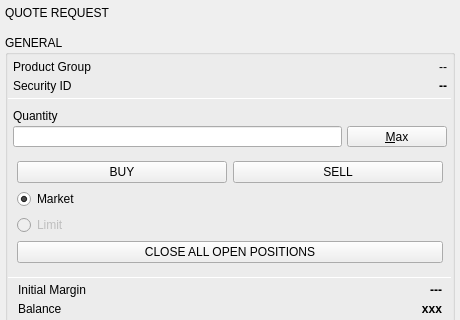
Qt form BlockSettleUILib/Trading/FuturesTicket.ui (BlockSettle/terminal) before a commit; both pictures show x 0 to 460 and y 0 to 320 of the 460 by 757 pixel window.
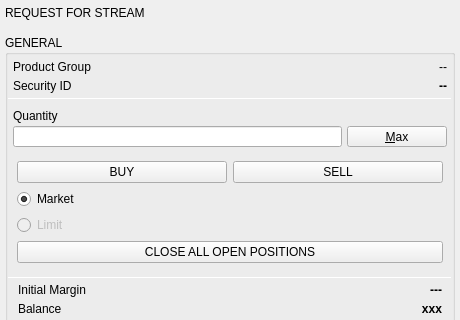
The same form after that commit.

Diff of the .ui file:
```diff
--- a/BlockSettleUILib/Trading/FuturesTicket.ui
+++ b/BlockSettleUILib/Trading/FuturesTicket.ui
@@ -77,7 +77,7 @@
       <item>
        <widget class="QLabel" name="label">
         <property name="text">
-         <string>QUOTE REQUEST</string>
+         <string>REQUEST FOR STREAM</string>
         </property>
         <property name="indent">
          <number>0</number>
```
Left out of the diff: 10 changed lines with no effect on the pictures.
